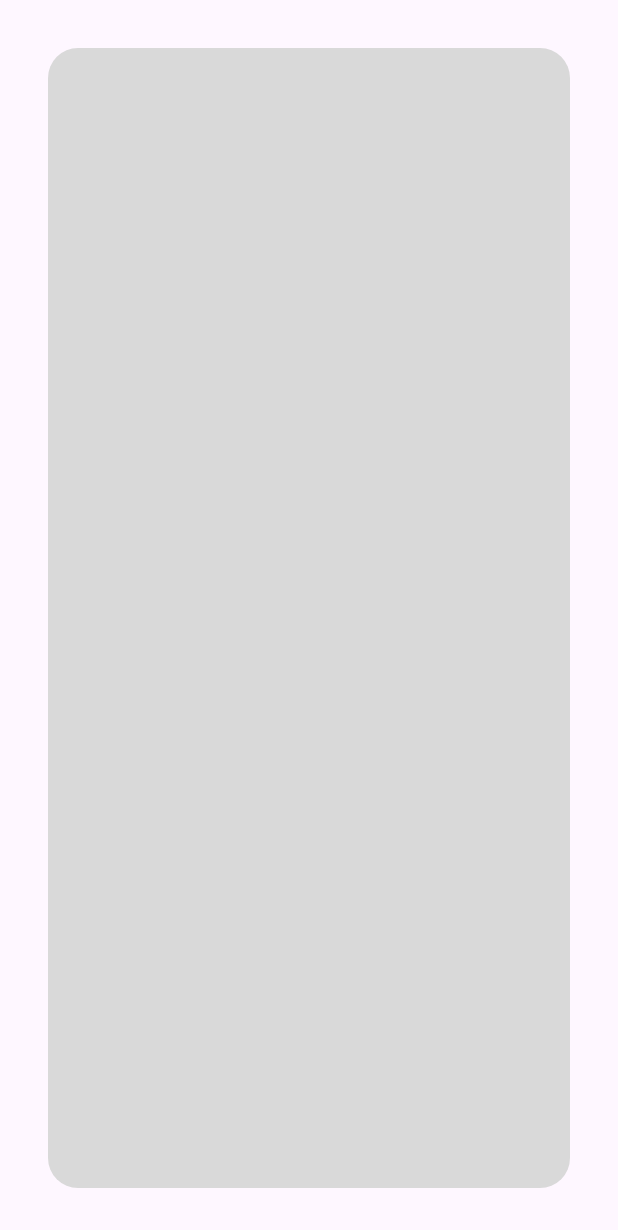
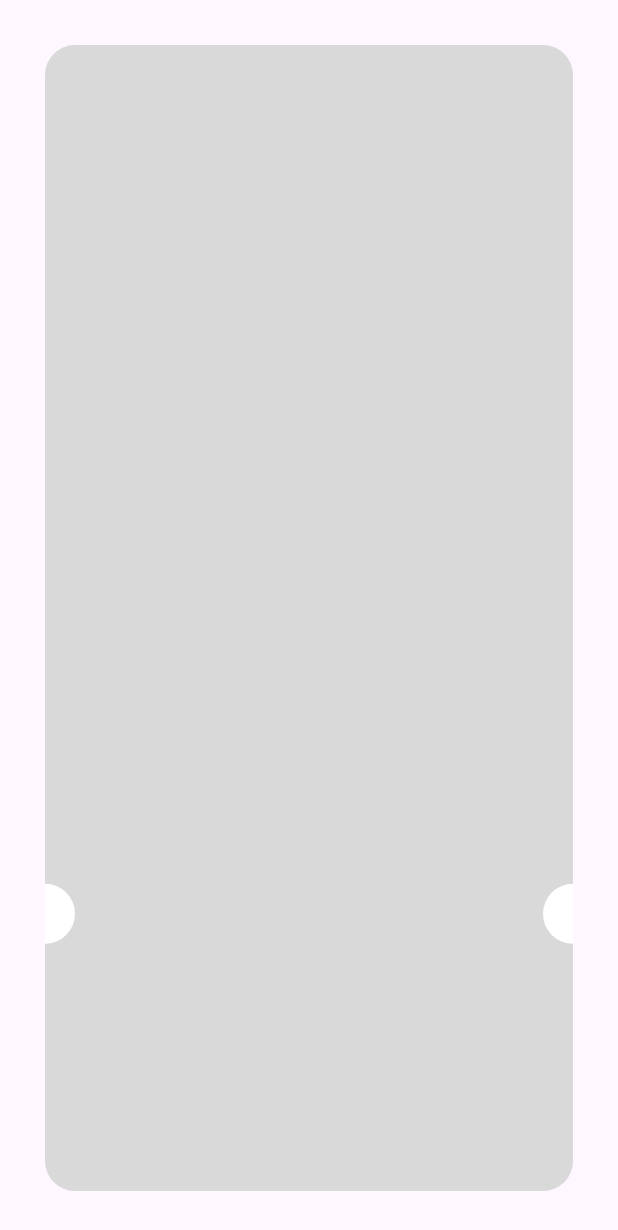
Before and after one commit to Lamiaa21-3/check_out_app, a Flutter app: the ThinkYouView screen opened directly, on a phone screen of 412 x 824 dp. Shown: the top 1230 px of the screen. Run offline on Flutter 3.47's test engine with Material 3 defaults, Android fonts, the phone set to English and light mode, and no system bars; our stand-ins replace flutter_credit_card, flutter_svg.

Commit message:
add circularavatar  think you view

```diff
--- a/lib/features/check_out/presentations/widgets/think_you_body.dart
+++ b/lib/features/check_out/presentations/widgets/think_you_body.dart
@@ -1,4 +1,3 @@
-
 import 'package:flutter/material.dart';
 
 class ThinkYouBody extends StatelessWidget {
@@ -6,18 +5,33 @@ class ThinkYouBody extends StatelessWidget {
 
   @override
   Widget build(BuildContext context) {
-    return Stack(
-      children: [
-        Padding(
-          padding: const EdgeInsets.all(32.0),
-          child: Container(
+    return Padding(
+      padding: const EdgeInsets.all(30.0),
+      child: Stack(
+        children: [
+          Container(
             decoration: BoxDecoration(
-            color: Color(0xffD9D9D9),
-            borderRadius: BorderRadius.circular(20),
+              color: const Color(0xffD9D9D9),
+              borderRadius: BorderRadius.circular(20),
             ),
           ),
-        ),
-      ],
+          Positioned(
+            bottom: MediaQuery.of(context).size.height*.2,
+            left: -20,
+            child: const CircleAvatar(
+              backgroundColor: Colors.white,
+            ),
+
+          ),
+    Positioned(
+    bottom: MediaQuery.of(context).size.height*.2,
+    right: -20,
+    child: const CircleAvatar(
+    backgroundColor: Colors.white,
+    ),
+    ),
+        ],
+      ),
     );
   }
 }
```
